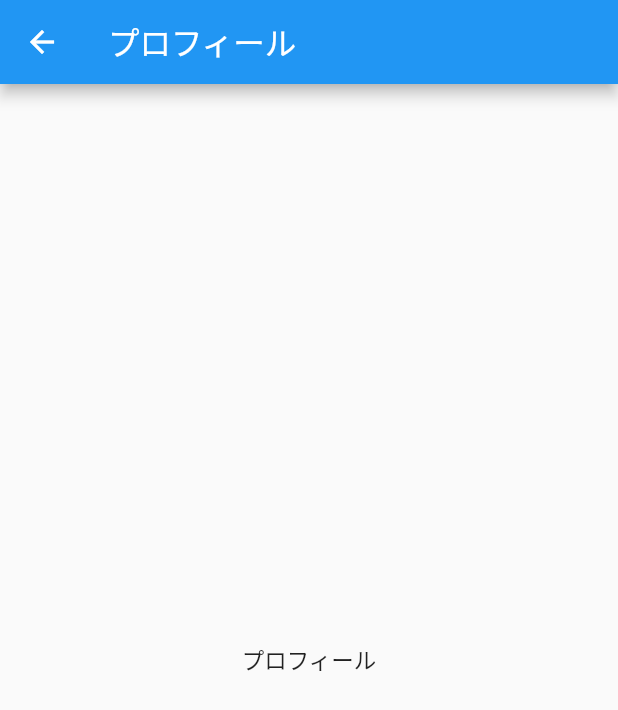
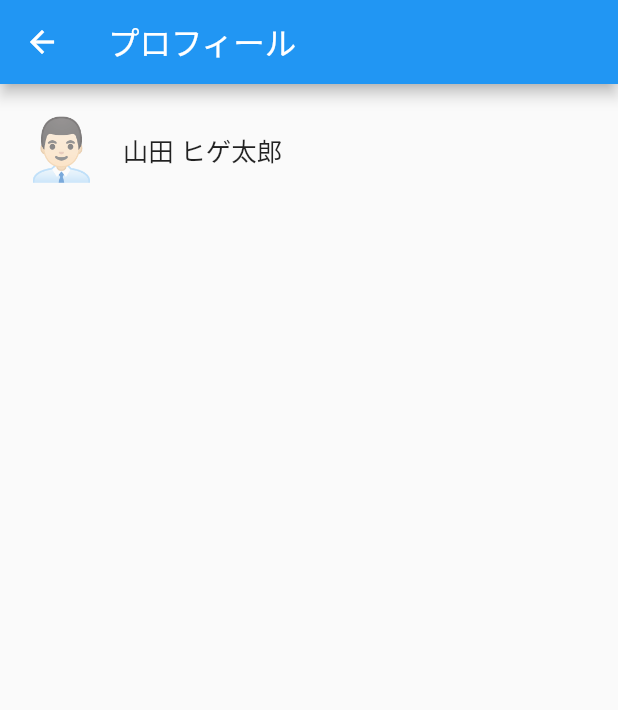
Before and after one commit to rainbeek/isekai, a Flutter app: the ProfileScreen screen opened directly, on a phone screen of 412 x 824 dp. Shown: the top 710 px of the screen. Run offline on Flutter 3.47's test engine with Material 2 defaults, Android fonts, the phone set to English and light mode, and no system bars; our stand-ins replace cloud_firestore, firebase_auth, firebase_core, flutter_riverpod, freezed_annotation, shared_preferences; missing offline and left inert: flame; accounts and stored records are empty; generated files the repository leaves out were written again; network calls fail; statements that could not run were skipped; project files that could hold a hidden picture were left out.

Commit message:
feat: 固定のプロフィールデータをプロフィール画面につなぎこみ (#64)

```diff
--- /dev/null
+++ b/lib/data/service/profile_service.dart
@@ -0,0 +1,9 @@
+import 'package:flutter_riverpod/flutter_riverpod.dart';
+import 'package:live_bresto/data/model/profile.dart';
+
+final profileProvider = Provider<Profile>((ref) {
+  return const Profile(
+    icon: '👨🏻‍💼',
+    name: '山田 ヒゲ太郎',
+  );
+});
--- a/lib/ui/profile_screen.dart
+++ b/lib/ui/profile_screen.dart
@@ -1,8 +1,9 @@
 import 'package:flutter/material.dart';
+import 'package:flutter_riverpod/flutter_riverpod.dart';
+import 'package:live_bresto/data/service/profile_service.dart';
 
 class ProfileScreen extends StatelessWidget {
   const ProfileScreen({super.key});
-
   static const name = 'ProfileScreen';
 
   static MaterialPageRoute<ProfileScreen> route() => MaterialPageRoute(
@@ -16,9 +17,30 @@ class ProfileScreen extends StatelessWidget {
       appBar: AppBar(
         title: const Text('プロフィール'),
       ),
-      body: const Center(
-        child: Text('プロフィール'),
+      body: Center(
+        child: Column(
+          children: [
+            const SizedBox(height: 16),
+            const _ProfilePanel(),
+            SizedBox(height: MediaQuery.of(context).viewPadding.bottom + 16),
+          ],
+        ),
       ),
     );
   }
 }
+
+class _ProfilePanel extends ConsumerWidget {
+  const _ProfilePanel();
+
+  @override
+  Widget build(BuildContext context, WidgetRef ref) {
+    final profile = ref.watch(profileProvider);
+
+    return ListTile(
+      leading:
+          Text(profile.icon, style: Theme.of(context).textTheme.headlineLarge),
+      title: Text(profile.name),
+    );
+  }
+}
```
Also changed, not shown: lib/data/model/profile.dart (added, +11 -0 lines), lib/ui/thread_screen.dart (+20 -2 lines), 4 other files.
